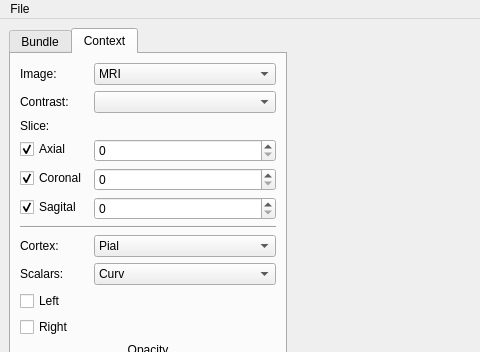
diego0020/braviz-app, file braviz/interaction/qt_guis/logic_bundles.ui: the form before one commit; both pictures show x 0 to 480 and y 0 to 352 of the 1211 by 745 pixel window.
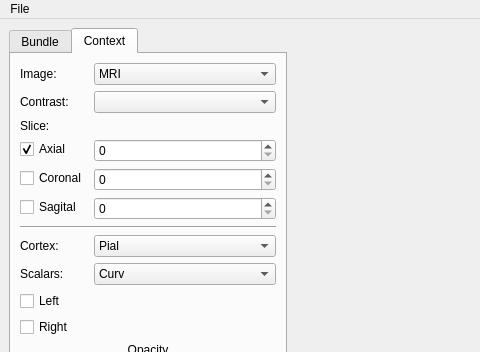
The form after the commit. The open tabs and pages were chosen to show the change. Icons and pictures are not drawn.

```diff
--- a/braviz/interaction/qt_guis/logic_bundles.ui
+++ b/braviz/interaction/qt_guis/logic_bundles.ui
@@ -262,7 +262,7 @@
             <string>Coronal</string>
            </property>
            <property name="checked">
-            <bool>true</bool>
+            <bool>false</bool>
            </property>
           </widget>
          </item>
@@ -272,7 +272,7 @@
             <string>Sagital</string>
            </property>
            <property name="checked">
-            <bool>true</bool>
+            <bool>false</bool>
            </property>
           </widget>
          </item>
```
Left out of the diff: 13 changed lines with no effect on the pictures.
